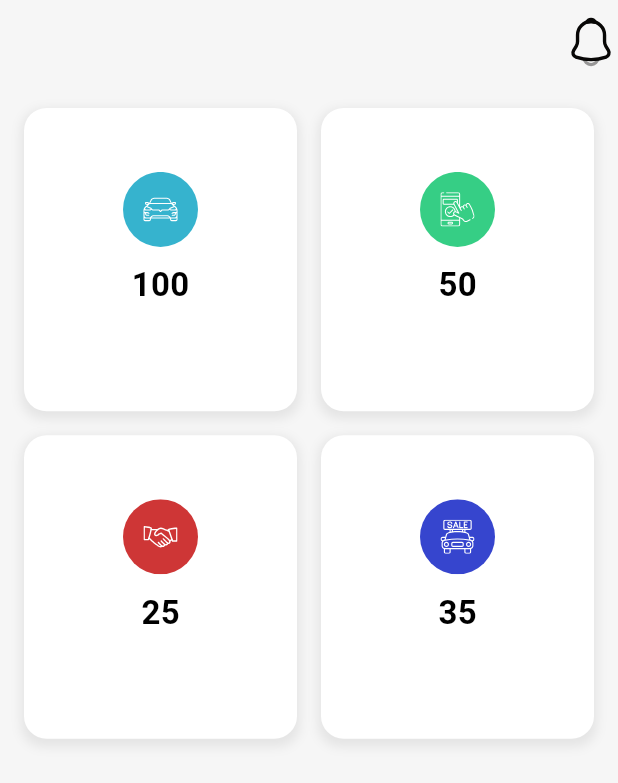
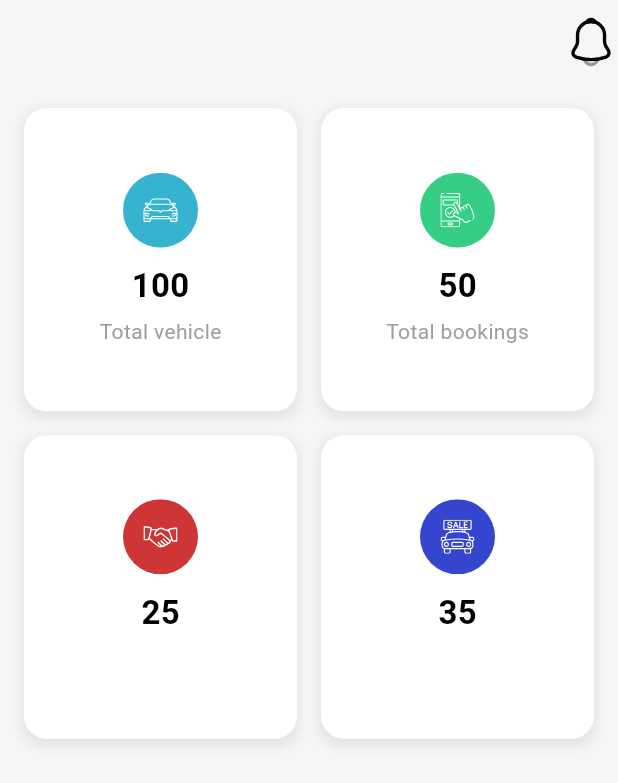
Before and after one commit to sahidvp/vehup, a Flutter app: the HomeScreen screen opened directly, on a phone screen of 412 x 824 dp. Shown: the top 783 px of the screen. Run offline on Flutter 3.47's test engine with Material 3 defaults, Android fonts, the phone set to English and light mode, and no system bars; our stand-ins replace flutter_svg, get.

Commit message:
refacoter:homwscreen structred

```diff
--- a/lib/model/grid_model.dart
+++ b/lib/model/grid_model.dart
@@ -14,8 +14,8 @@ class GridItemData {
 
 class GridModel {
   static final List<GridItemData> gridItems = [
-    GridItemData(icon: ImagesPath.totalVehicle, count: '100', title: ''),
-    GridItemData(icon: ImagesPath.totalBookings, count: '50', title: ''),
+    GridItemData(icon: ImagesPath.totalVehicle, count: '100', title: 'Total vehicle'),
+    GridItemData(icon: ImagesPath.totalBookings, count: '50', title: 'Total bookings'),
     GridItemData(icon: ImagesPath.c2bConceppt, count: '25', title: ''),
     GridItemData(icon: ImagesPath.vecleSale, count: '35', title: ''),
   ];
--- a/lib/view/login_screen/login_screen.dart
+++ b/lib/view/login_screen/login_screen.dart
@@ -3,7 +3,7 @@
 import 'package:flutter/material.dart';
 import 'package:flutter_svg/flutter_svg.dart';
 import 'package:get/get.dart';
-import 'package:vehup_app/utils/app_colors.dart';
+
 import 'package:vehup_app/utils/app_images.dart';
 import 'package:vehup_app/utils/app_textstyles.dart';
 import 'package:vehup_app/utils/media_query.dart';
```
